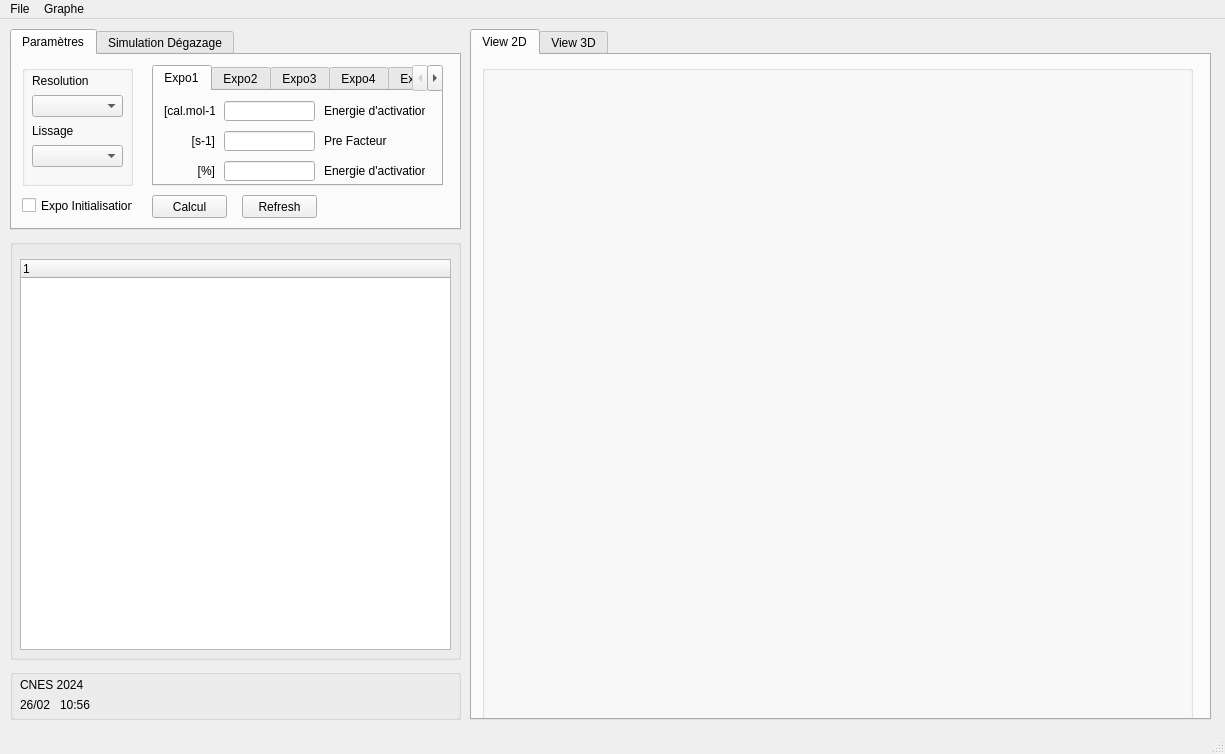
The window that ui/window.ui (LanceryH/CNES-LP-VB5E) describes before a commit, drawn with Qt 5.
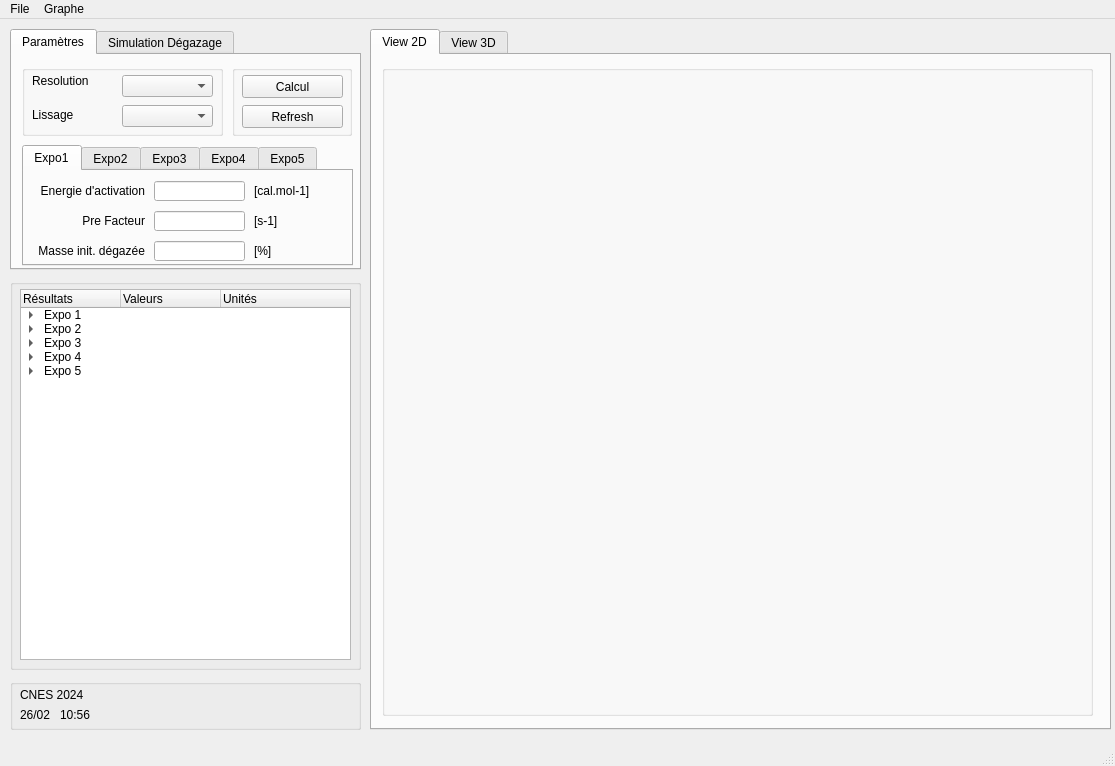
The same window after the commit. The open tabs and pages were chosen to show the change.

```diff
--- a/ui/window.ui
+++ b/ui/window.ui
@@ -6,8 +6,8 @@
    <rect>
     <x>0</x>
     <y>0</y>
-    <width>1225</width>
-    <height>754</height>
+    <width>1115</width>
+    <height>766</height>
    </rect>
   </property>
   <property name="windowTitle">
@@ -22,8 +22,8 @@
      <rect>
       <x>10</x>
       <y>10</y>
-      <width>451</width>
-      <height>201</height>
+      <width>351</width>
+      <height>241</height>
      </rect>
     </property>
     <property name="currentIndex">
@@ -33,74 +33,21 @@
      <attribute name="title">
       <string>Paramètres</string>
      </attribute>
-     <widget class="QGroupBox" name="groupBox_5">
-      <property name="geometry">
-       <rect>
-        <x>10</x>
-        <y>10</y>
-        <width>111</width>
-        <height>121</height>
-       </rect>
-      </property>
-      <property name="title">
-       <string/>
-      </property>
-      <widget class="QComboBox" name="comboBox_7">
-       <property name="geometry">
-        <rect>
-         <x>10</x>
-         <y>30</y>
-         <width>91</width>
-         <height>22</height>
-        </rect>
-       </property>
-      </widget>
-      <widget class="QLabel" name="label_14">
-       <property name="geometry">
-        <rect>
-         <x>10</x>
-         <y>6</y>
-         <width>91</width>
-         <height>20</height>
-        </rect>
-       </property>
-       <property name="text">
-        <string>Resolution</string>
-       </property>
-      </widget>
-      <widget class="QComboBox" name="comboBox_8">
-       <property name="geometry">
-        <rect>
-         <x>10</x>
-         <y>80</y>
-         <width>91</width>
-         <height>22</height>
-        </rect>
-       </property>
-      </widget>
-      <widget class="QLabel" name="label_15">
-       <property name="geometry">
-        <rect>
-         <x>10</x>
-         <y>56</y>
-         <width>91</width>
-         <height>20</height>
-        </rect>
-       </property>
-       <property name="text">
-        <string>Lissage</string>
-       </property>
-      </widget>
-     </widget>
      <widget class="QTabWidget" name="tabWidget_3">
       <property name="geometry">
        <rect>
-        <x>140</x>
-        <y>10</y>
-        <width>291</width>
+        <x>10</x>
+        <y>90</y>
+        <width>331</width>
         <height>121</height>
        </rect>
       </property>
+      <property name="sizePolicy">
+       <sizepolicy hsizetype="Fixed" vsizetype="Fixed">
+        <horstretch>0</horstretch>
+        <verstretch>0</verstretch>
+       </sizepolicy>
+      </property>
       <property name="currentIndex">
        <number>0</number>
       </property>
@@ -108,73 +55,156 @@
        <attribute name="title">
         <string>Expo1</string>
        </attribute>
-       <widget class="QLineEdit" name="lineEdit">
+       <widget class="QLabel" name="label_66">
         <property name="geometry">
          <rect>
-          <x>70</x>
-          <y>10</y>
-          <width>91</width>
-          <height>20</height>
-         </rect>
-        </property>
-       </widget>
-       <widget class="QLabel" name="label_18">
-        <property name="geometry">
-         <rect>
-          <x>10</x>
-          <y>10</y>
-          <width>51</width>
-          <height>20</height>
-         </rect>
-        </property>
-        <property name="text">
-         <string>[cal.mol-1]</string>
-        </property>
-       </widget>
-       <widget class="QLabel" name="label_19">
-        <property name="geometry">
-         <rect>
-          <x>170</x>
-          <y>10</y>
-          <width>101</width>
-          <height>20</height>
-         </rect>
-        </property>
-        <property name="text">
-         <string>Energie d'activation</string>
-        </property>
-       </widget>
-       <widget class="QLineEdit" name="lineEdit_2">
-        <property name="geometry">
-         <rect>
-          <x>70</x>
+          <x>0</x>
           <y>40</y>
-          <width>91</width>
+          <width>121</width>
           <height>20</height>
          </rect>
         </property>
-       </widget>
-       <widget class="QLabel" name="label_20">
-        <property name="geometry">
-         <rect>
-          <x>170</x>
-          <y>40</y>
-          <width>101</width>
-          <height>20</height>
-         </rect>
+        <property name="sizePolicy">
+         <sizepolicy hsizetype="Fixed" vsizetype="Fixed">
+          <horstretch>0</horstretch>
+          <verstretch>0</verstretch>
+         </sizepolicy>
         </property>
         <property name="text">
          <string>Pre Facteur</string>
         </property>
+        <property name="alignment">
+         <set>Qt::AlignRight|Qt::AlignTrailing|Qt::AlignVCenter</set>
+        </property>
        </widget>
        <widget class="QLabel" name="label_21">
         <property name="geometry">
          <rect>
-          <x>10</x>
+          <x>0</x>
+          <y>70</y>
+          <width>121</width>
+          <height>20</height>
+         </rect>
+        </property>
+        <property name="sizePolicy">
+         <sizepolicy hsizetype="Fixed" vsizetype="Fixed">
+          <horstretch>0</horstretch>
+          <verstretch>0</verstretch>
+         </sizepolicy>
+        </property>
+        <property name="text">
+         <string>Masse init. dégazée</string>
+        </property>
+        <property name="alignment">
+         <set>Qt::AlignRight|Qt::AlignTrailing|Qt::AlignVCenter</set>
+        </property>
+       </widget>
+       <widget class="QLineEdit" name="lineEdit_25">
+        <property name="geometry">
+         <rect>
+          <x>130</x>
+          <y>70</y>
+          <width>91</width>
+          <height>20</height>
+         </rect>
+        </property>
+        <property name="sizePolicy">
+         <sizepolicy hsizetype="Fixed" vsizetype="Fixed">
+          <horstretch>0</horstretch>
+          <verstretch>0</verstretch>
+         </sizepolicy>
+        </property>
+       </widget>
+       <widget class="QLineEdit" name="lineEdit_26">
+        <property name="geometry">
+         <rect>
+          <x>130</x>
+          <y>10</y>
+          <width>91</width>
+          <height>20</height>
+         </rect>
+        </property>
+        <property name="sizePolicy">
+         <sizepolicy hsizetype="Fixed" vsizetype="Fixed">
+          <horstretch>0</horstretch>
+          <verstretch>0</verstretch>
+         </sizepolicy>
+        </property>
+       </widget>
+       <widget class="QLabel" name="label_68">
+        <property name="geometry">
+         <rect>
+          <x>230</x>
+          <y>10</y>
+          <width>101</width>
+          <height>20</height>
+         </rect>
+        </property>
+        <property name="sizePolicy">
+         <sizepolicy hsizetype="Fixed" vsizetype="Fixed">
+          <horstretch>0</horstretch>
+          <verstretch>0</verstretch>
+         </sizepolicy>
+        </property>
+        <property name="text">
+         <string>[cal.mol-1]</string>
+        </property>
+        <property name="alignment">
+         <set>Qt::AlignLeading|Qt::AlignLeft|Qt::AlignVCenter</set>
+        </property>
+       </widget>
+       <widget class="QLabel" name="label_69">
+        <property name="geometry">
+         <rect>
+          <x>0</x>
+          <y>10</y>
+          <width>121</width>
+          <height>20</height>
+         </rect>
+        </property>
+        <property name="sizePolicy">
+         <sizepolicy hsizetype="Fixed" vsizetype="Fixed">
+          <horstretch>0</horstretch>
+          <verstretch>0</verstretch>
+         </sizepolicy>
+        </property>
+        <property name="text">
+         <string>Energie d'activation</string>
+        </property>
+        <property name="alignment">
+         <set>Qt::AlignRight|Qt::AlignTrailing|Qt::AlignVCenter</set>
+        </property>
+       </widget>
+       <widget class="QLineEdit" name="lineEdit_27">
+        <property name="geometry">
+         <rect>
+          <x>130</x>
           <y>40</y>
-          <width>51</width>
+          <width>91</width>
           <height>20</height>
          </rect>
+        </property>
+        <property name="sizePolicy">
+         <sizepolicy hsizetype="Fixed" vsizetype="Fixed">
+          <horstretch>0</horstretch>
+          <verstretch>0</verstretch>
+         </sizepolicy>
+        </property>
+       </widget>
+       <widget class="QLabel" name="label_70">
+        <property name="geometry">
+         <rect>
+          <x>230</x>
+          <y>40</y>
+          <width>101</width>
+          <height>20</height>
+         </rect>
+        </property>
+        <property name="sizePolicy">
+         <sizepolicy hsizetype="Fixed" vsizetype="Fixed">
+          <horstretch>0</horstretch>
+          <verstretch>0</verstretch>
+         </sizepolicy>
         </property>
         <property name="layoutDirection">
          <enum>Qt::LeftToRight</enum>
@@ -183,40 +213,23 @@
          <string>[s-1]</string>
         </property>
         <property name="alignment">
-         <set>Qt::AlignRight|Qt::AlignTrailing|Qt::AlignVCenter</set>
+         <set>Qt::AlignLeading|Qt::AlignLeft|Qt::AlignVCenter</set>
         </property>
        </widget>
-       <widget class="QLineEdit" name="lineEdit_3">
+       <widget class="QLabel" name="label_71">
         <property name="geometry">
          <rect>
-          <x>70</x>
-          <y>70</y>
-          <width>91</width>
-          <height>20</height>
-         </rect>
-        </property>
-       </widget>
-       <widget class="QLabel" name="label_22">
-        <property name="geometry">
-         <rect>
-          <x>170</x>
+          <x>230</x>
           <y>70</y>
           <width>101</width>
           <height>20</height>
          </rect>
         </property>
-        <property name="text">
-         <string>Energie d'activation</string>
-        </property>
-       </widget>
-       <widget class="QLabel" name="label_23">
-        <property name="geometry">
-         <rect>
-          <x>10</x>
-          <y>70</y>
-          <width>51</width>
-          <height>20</height>
-         </rect>
+        <property name="sizePolicy">
+         <sizepolicy hsizetype="Fixed" vsizetype="Fixed">
+          <horstretch>0</horstretch>
+          <verstretch>0</verstretch>
+         </sizepolicy>
         </property>
         <property name="layoutDirection">
          <enum>Qt::LeftToRight</enum>
@@ -225,7 +238,7 @@
          <string>[%]</string>
         </property>
         <property name="alignment">
-         <set>Qt::AlignRight|Qt::AlignTrailing|Qt::AlignVCenter</set>
+         <set>Qt::AlignLeading|Qt::AlignLeft|Qt::AlignVCenter</set>
         </property>
        </widget>
       </widget>
@@ -730,47 +743,103 @@
        </widget>
       </widget>
      </widget>
-     <widget class="QCheckBox" name="checkBox">
+     <widget class="QGroupBox" name="groupBox_5">
       <property name="geometry">
        <rect>
         <x>10</x>
-        <y>140</y>
-        <width>111</width>
-        <height>21</height>
+        <y>10</y>
+        <width>201</width>
+        <height>71</height>
        </rect>
       </property>
-      <property name="layoutDirection">
-       <enum>Qt::LeftToRight</enum>
+      <property name="title">
+       <string/>
       </property>
-      <property name="text">
-       <string>Expo Initialisation</string>
-      </property>
+      <widget class="QComboBox" name="comboBox_7">
+       <property name="geometry">
+        <rect>
+         <x>100</x>
+         <y>10</y>
+         <width>91</width>
+         <height>22</height>
+        </rect>
+       </property>
+      </widget>
+      <widget class="QLabel" name="label_14">
+       <property name="geometry">
+        <rect>
+         <x>10</x>
+         <y>6</y>
+         <width>91</width>
+         <height>20</height>
+        </rect>
+       </property>
+       <property name="text">
+        <string>Resolution</string>
+       </property>
+      </widget>
+      <widget class="QComboBox" name="comboBox_8">
+       <property name="geometry">
+        <rect>
+         <x>100</x>
+         <y>40</y>
+         <width>91</width>
+         <height>22</height>
+        </rect>
+       </property>
+      </widget>
+      <widget class="QLabel" name="label_15">
+       <property name="geometry">
+        <rect>
+         <x>10</x>
+         <y>40</y>
+         <width>51</width>
+         <height>20</height>
+        </rect>
+       </property>
+       <property name="text">
+        <string>Lissage</string>
+       </property>
+      </widget>
      </widget>
-     <widget class="QPushButton" name="pushButton">
+     <widget class="QGroupBox" name="groupBox">
       <property name="geometry">
        <rect>
-        <x>140</x>
-        <y>140</y>
-        <width>75</width>
-        <height>23</height>
+        <x>220</x>
+        <y>10</y>
+        <width>120</width>
+        <height>71</height>
        </rect>
       </property>
-      <property name="text">
-       <string>Calcul</string>
+      <property name="title">
+       <string/>
       </property>
-     </widget>
-     <widget class="QPushButton" name="pushButton_2">
-      <property name="geometry">
-       <rect>
-        <x>230</x>
-        <y>140</y>
-        <width>75</width>
-        <height>23</height>
-       </rect>
-      </property>
-      <property name="text">
-       <string>Refresh</string>
-      </property>
+      <widget class="QPushButton" name="pushButton">
+       <property name="geometry">
+        <rect>
+         <x>10</x>
+         <y>10</y>
+         <width>101</width>
+         <height>23</height>
+        </rect>
+       </property>
+       <property name="text">
+        <string>Calcul</string>
+       </property>
+      </widget>
+      <widget class="QPushButton" name="pushButton_2">
+       <property name="geometry">
+        <rect>
+         <x>10</x>
+         <y>40</y>
+         <width>101</width>
+         <height>23</height>
+        </rect>
+       </property>
+       <property name="text">
+        <string>Refresh</string>
+       </property>
+      </widget>
      </widget>
     </widget>
     <widget class="QWidget" name="tab_2">
@@ -783,8 +852,8 @@
     <property name="geometry">
      <rect>
       <x>10</x>
-      <y>650</y>
-      <width>451</width>
+      <y>660</y>
+      <width>351</width>
       <height>51</height>
      </rect>
     </property>
@@ -835,9 +904,9 @@
     <property name="geometry">
      <rect>
       <x>10</x>
-      <y>220</y>
-      <width>451</width>
-      <height>421</height>
+      <y>260</y>
+      <width>351</width>
+      <height>391</height>
      </rect>
     </property>
     <property name="title">
@@ -847,25 +916,273 @@
      <property name="geometry">
       <rect>
        <x>10</x>
-       <y>20</y>
-       <width>431</width>
-       <height>391</height>
+       <y>10</y>
+       <width>331</width>
+       <height>371</height>
       </rect>
      </property>
+     <property name="maximumSize">
+      <size>
+       <width>331</width>
+       <height>371</height>
+      </size>
+     </property>
      <column>
       <property name="text">
-       <string notr="true">1</string>
+       <string>Résultats</string>
       </property>
+      <property name="textAlignment">
+       <set>AlignLeading|AlignVCenter</set>
+      </property>
      </column>
+     <column>
+      <property name="text">
+       <string>Valeurs</string>
+      </property>
+      <property name="textAlignment">
+       <set>AlignLeading|AlignVCenter</set>
+      </property>
+     </column>
+     <column>
+      <property name="text">
+       <string>Unités</string>
+      </property>
+     </column>
+     <item>
+      <property name="text">
+       <string>Expo 1</string>
+      </property>
+      <property name="text">
+       <string/>
+      </property>
+      <property name="text">
+       <string/>
+      </property>
+      <property name="flags">
+       <set>ItemIsUserCheckable|ItemIsEnabled</set>
+      </property>
+      <item>
+       <property name="text">
+        <string>µ</string>
+       </property>
+       <property name="text">
+        <string>0</string>
+       </property>
+       <property name="text">
+        <string>[%]</string>
+       </property>
+       <property name="textAlignment">
+        <set>AlignLeading|AlignVCenter</set>
+       </property>
+      </item>
+      <item>
+       <property name="text">
+        <string>E</string>
+       </property>
+       <property name="text">
+        <string>0</string>
+       </property>
+       <property name="text">
+        <string>[cal.mol-1]</string>
+       </property>
+      </item>
+      <item>
+       <property name="text">
+        <string>A</string>
+       </property>
+       <property name="text">
+        <string>0</string>
+       </property>
+       <property name="text">
+        <string>[s-1]</string>
+       </property>
+      </item>
+     </item>
+     <item>
+      <property name="text">
+       <string>Expo 2</string>
+      </property>
+      <property name="text">
+       <string/>
+      </property>
+      <property name="text">
+       <string/>
+      </property>
+      <item>
+       <property name="text">
+        <string>µ</string>
+       </property>
+       <property name="text">
+        <string>0</string>
+       </property>
+       <property name="text">
+        <string>[%]</string>
+       </property>
+      </item>
+      <item>
+       <property name="text">
+        <string>E</string>
+       </property>
+       <property name="text">
+        <string>0</string>
+       </property>
+       <property name="text">
+        <string>[cal.mol-1]</string>
+       </property>
+      </item>
+      <item>
+       <property name="text">
+        <string>A</string>
+       </property>
+       <property name="text">
+        <string>0</string>
+       </property>
+       <property name="text">
+        <string>[s-1]</string>
+       </property>
+      </item>
+     </item>
+     <item>
+      <property name="text">
+       <string>Expo 3</string>
+      </property>
+      <property name="text">
+       <string/>
+      </property>
+      <property name="text">
+       <string/>
+      </property>
+      <item>
+       <property name="text">
+        <string>µ</string>
+       </property>
+       <property name="text">
+        <string>0</string>
+       </property>
+       <property name="text">
+        <string>[%]</string>
+       </property>
+      </item>
+      <item>
+       <property name="text">
+        <string>E</string>
+       </property>
+       <property name="text">
+        <string>0</string>
+       </property>
+       <property name="text">
+        <string>[cal.mol-1]</string>
+       </property>
+      </item>
+      <item>
+       <property name="text">
+        <string>A</string>
+       </property>
+       <property name="text">
+        <string>0</string>
+       </property>
+       <property name="text">
+        <string>[s-1]</string>
+       </property>
+      </item>
+     </item>
+     <item>
+      <property name="text">
+       <string>Expo 4</string>
+      </property>
+      <property name="text">
+       <string/>
+      </property>
+      <property name="text">
+       <string/>
+      </property>
+      <item>
+       <property name="text">
+        <string>µ</string>
+       </property>
+       <property name="text">
+        <string>0</string>
+       </property>
+       <property name="text">
+        <string>[%]</string>
+       </property>
+      </item>
+      <item>
+       <property name="text">
+        <string>E</string>
+       </property>
+       <property name="text">
+        <string>0</string>
+       </property>
+       <property name="text">
+        <string>[cal.mol-1]</string>
+       </property>
+      </item>
+      <item>
+       <property name="text">
+        <string>A</string>
+       </property>
+       <property name="text">
+        <string>0</string>
+       </property>
+       <property name="text">
+        <string>[s-1]</string>
+       </property>
+      </item>
+     </item>
+     <item>
+      <property name="text">
+       <string>Expo 5</string>
+      </property>
+      <property name="text">
+       <string/>
+      </property>
+      <property name="text">
+       <string/>
+      </property>
+      <item>
+       <property name="text">
+        <string>µ</string>
+       </property>
+       <property name="text">
+        <string>0</string>
+       </property>
+       <property name="text">
+        <string>[%]</string>
+       </property>
+      </item>
+      <item>
+       <property name="text">
+        <string>E</string>
+       </property>
+       <property name="text">
+        <string>0</string>
+       </property>
+       <property name="text">
+        <string>[cal.mol-1]</string>
+       </property>
+      </item>
+      <item>
+       <property name="text">
+        <string>A</string>
+       </property>
+       <property name="text">
+        <string>0</string>
+       </property>
+       <property name="text">
+        <string>[s-1]</string>
+       </property>
+      </item>
+     </item>
     </widget>
    </widget>
    <widget class="QTabWidget" name="tabWidget_2">
     <property name="geometry">
      <rect>
-      <x>470</x>
+      <x>370</x>
       <y>10</y>
       <width>741</width>
-      <height>691</height>
+      <height>701</height>
      </rect>
     </property>
     <property name="currentIndex">
@@ -881,22 +1198,12 @@
         <x>10</x>
         <y>10</y>
         <width>711</width>
-        <height>741</height>
+        <height>651</height>
        </rect>
       </property>
       <property name="title">
        <string/>
       </property>
-      <widget class="QWidget" name="widget" native="true">
-       <property name="geometry">
-        <rect>
-         <x>10</x>
-         <y>10</y>
-         <width>691</width>
-         <height>721</height>
-        </rect>
-       </property>
-      </widget>
      </widget>
     </widget>
     <widget class="QWidget" name="tab_4">
@@ -934,8 +1241,8 @@
     <rect>
      <x>0</x>
      <y>0</y>
-     <width>1225</width>
-     <height>21</height>
+     <width>1115</width>
+     <height>26</height>
     </rect>
    </property>
    <widget class="QMenu" name="menuQuitter">
```
Left out of the diff: 788 changed lines with no effect on the pictures.
